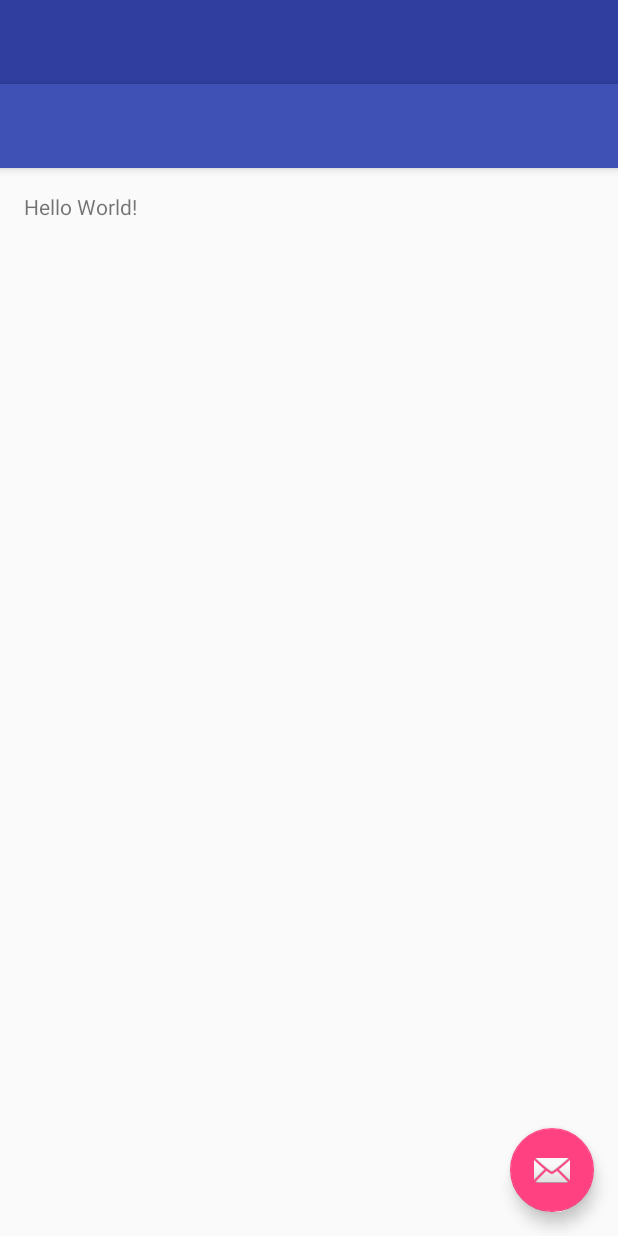
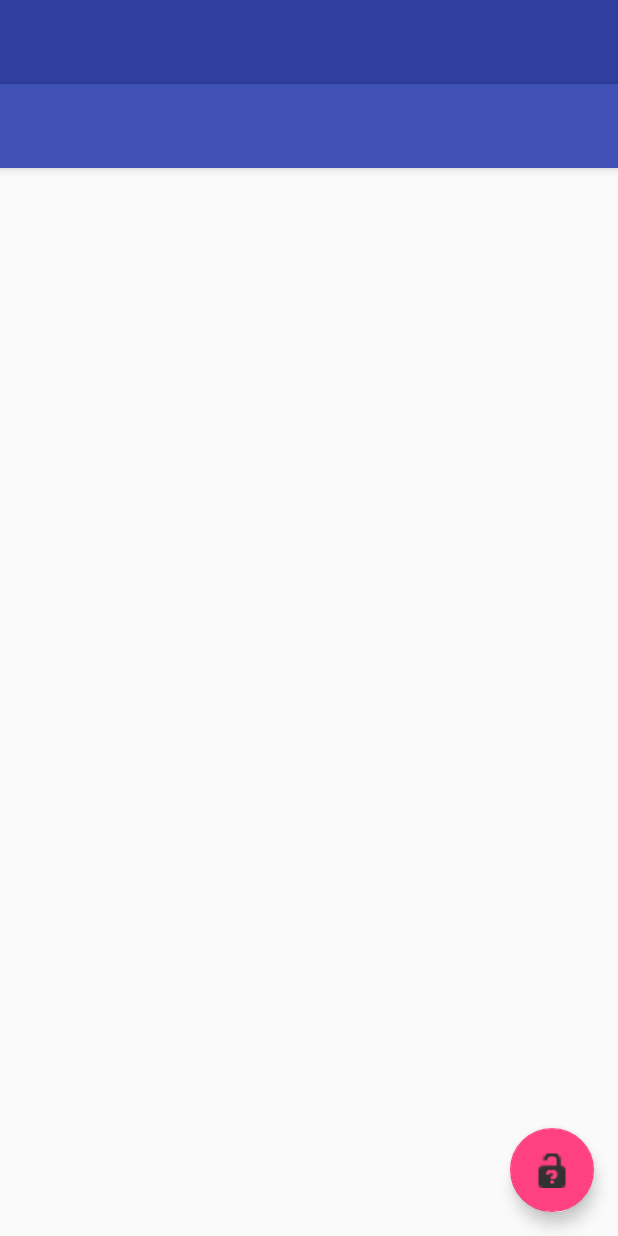
Before and after one commit to AmitaiFenster/MedCartClient, an Android app: the layout mainactivity_layout.xml on its own in the app's theme, with its tools: preview values and no code run, on a phone screen of 412 x 824 dp. Run offline under Robolectric (Android 15) with nearby library versions, the phone set to English and light mode, and no system bars.

Commit message:
Basic app formatting, side navigation bar, switch on toolbar and setting a lock icon on the floating action button

```diff
--- a/app/src/main/AndroidManifest.xml
+++ b/app/src/main/AndroidManifest.xml
@@ -2,15 +2,17 @@
 <manifest xmlns:android="http://schemas.android.com/apk/res/android"
     package="com.amitai.medcart.medcartclient" >
 
+    <uses-permission android:name="android.permission.NFC"/>
+
     <application
         android:allowBackup="true"
         android:icon="@mipmap/ic_launcher"
-        android:label="@string/app_name"
+        android:label="@string/app_name2"
         android:supportsRtl="true"
         android:theme="@style/AppTheme" >
         <activity
             android:name=".MainActivity"
-            android:label="@string/app_name"
+            android:label="@string/app_name2"
             android:theme="@style/AppTheme.NoActionBar" >
             <intent-filter>
                 <action android:name="android.intent.action.MAIN" />
--- a/app/src/main/res/drawable/ic_menu_camera.xml
+++ /dev/null
@@ -1,12 +0,0 @@
-<vector xmlns:android="http://schemas.android.com/apk/res/android"
-        android:width="24dp"
-        android:height="24dp"
-        android:viewportWidth="24.0"
-        android:viewportHeight="24.0">
-    <path
-        android:fillColor="#FF000000"
-        android:pathData="M12,12m-3.2,0a3.2,3.2 0,1 1,6.4 0a3.2,3.2 0,1 1,-6.4 0"/>
-    <path
-        android:fillColor="#FF000000"
-        android:pathData="M9,2L7.17,4H4c-1.1,0 -2,0.9 -2,2v12c0,1.1 0.9,2 2,2h16c1.1,0 2,-0.9 2,-2V6c0,-1.1 -0.9,-2 -2,-2h-3.17L15,2H9zm3,15c-2.76,0 -5,-2.24 -5,-5s2.24,-5 5,-5 5,2.24 5,5 -2.24,5 -5,5z"/>
-</vector>
--- a/app/src/main/res/drawable/ic_menu_gallery.xml
+++ /dev/null
@@ -1,9 +0,0 @@
-<vector xmlns:android="http://schemas.android.com/apk/res/android"
-        android:width="24dp"
-        android:height="24dp"
-        android:viewportWidth="24.0"
-        android:viewportHeight="24.0">
-    <path
-        android:fillColor="#FF000000"
-        android:pathData="M22,16V4c0,-1.1 -0.9,-2 -2,-2H8c-1.1,0 -2,0.9 -2,2v12c0,1.1 0.9,2 2,2h12c1.1,0 2,-0.9 2,-2zm-11,-4l2.03,2.71L16,11l4,5H8l3,-4zM2,6v14c0,1.1 0.9,2 2,2h14v-2H4V6H2z"/>
-</vector>
--- a/app/src/main/res/drawable/ic_menu_slideshow.xml
+++ /dev/null
@@ -1,9 +0,0 @@
-<vector xmlns:android="http://schemas.android.com/apk/res/android"
-        android:width="24dp"
-        android:height="24dp"
-        android:viewportWidth="24.0"
-        android:viewportHeight="24.0">
-    <path
-        android:fillColor="#FF000000"
-        android:pathData="M4,6H2v14c0,1.1 0.9,2 2,2h14v-2H4V6zm16,-4H8c-1.1,0 -2,0.9 -2,2v12c0,1.1 0.9,2 2,2h12c1.1,0 2,-0.9 2,-2V4c0,-1.1 -0.9,-2 -2,-2zm-8,12.5v-9l6,4.5 -6,4.5z"/>
-</vector>
--- a/app/src/main/res/layout/app_bar_main.xml
+++ b/app/src/main/res/layout/app_bar_main.xml
@@ -30,6 +30,6 @@
         android:layout_height="wrap_content"
         android:layout_gravity="bottom|end"
         android:layout_margin="@dimen/fab_margin"
-        android:src="@android:drawable/ic_dialog_email" />
+        android:src="@android:drawable/ic_partial_secure" />
 
 </android.support.design.widget.CoordinatorLayout>
--- a/app/src/main/res/layout/content_main.xml
+++ b/app/src/main/res/layout/content_main.xml
@@ -14,7 +14,8 @@
     tools:context="com.amitai.medcart.medcartclient.MainActivity">
 
     <TextView
-        android:text="Hello World!"
+        android:id="@+id/mainTextView"
+        android:text=""
         android:layout_width="wrap_content"
         android:layout_height="wrap_content" />
 </RelativeLayout>
--- a/app/src/main/res/layout/mainactivity_layout.xml
+++ b/app/src/main/res/layout/mainactivity_layout.xml
@@ -14,6 +14,7 @@
         android:layout_width="match_parent"
         android:layout_height="match_parent" />
 
+
     <android.support.design.widget.NavigationView
         android:id="@+id/nav_view"
         android:layout_width="wrap_content"
--- a/app/src/main/res/menu/mainactivity_layout_drawer.xml
+++ b/app/src/main/res/menu/mainactivity_layout_drawer.xml
@@ -3,33 +3,27 @@
 
     <group android:checkableBehavior="single">
         <item
-            android:id="@+id/nav_camera"
-            android:icon="@drawable/ic_menu_camera"
-            android:title="Import" />
+            android:id="@+id/nav_sign_in_eiris"
+            android:icon="@drawable/ic_menu_login"
+            android:title="Eiris Sign In" />
         <item
-            android:id="@+id/nav_gallery"
-            android:icon="@drawable/ic_menu_gallery"
-            android:title="Gallery" />
+            android:id="@+id/nav_settings"
+            android:icon="@drawable/ic_menu_settings"
+            android:title="Settings" />
         <item
-            android:id="@+id/nav_slideshow"
-            android:icon="@drawable/ic_menu_slideshow"
-            android:title="Slideshow" />
-        <item
-            android:id="@+id/nav_manage"
-            android:icon="@drawable/ic_menu_manage"
-            android:title="Tools" />
+            android:id="@+id/nav_test_connection"
+            android:icon="@drawable/ic_menu_testconnection"
+            android:title="Test Connection" />
+
     </group>
 
-    <item android:title="Communicate">
+    <item android:title="Admin Tools">
         <menu>
             <item
-                android:id="@+id/nav_share"
+                android:id="@+id/nav_enroll_cart"
                 android:icon="@drawable/ic_menu_share"
-                android:title="Share" />
-            <item
-                android:id="@+id/nav_send"
-                android:icon="@drawable/ic_menu_send"
-                android:title="Send" />
+                android:title="Enroll Cart" />
+
         </menu>
     </item>
 
--- a/app/src/main/res/values/strings.xml
+++ b/app/src/main/res/values/strings.xml
@@ -1,5 +1,6 @@
 <resources>
     <string name="app_name">MedCartClient</string>
+    <string name="app_name2">MedCart</string>
 
     <string name="navigation_drawer_open">Open navigation drawer</string>
     <string name="navigation_drawer_close">Close navigation drawer</string>
```
Also changed, not shown: app/src/main/java/com/amitai/medcart/medcartclient/MainActivity.java (+42 -10 lines), app/src/main/res/menu/main.xml (+12 -2 lines).
